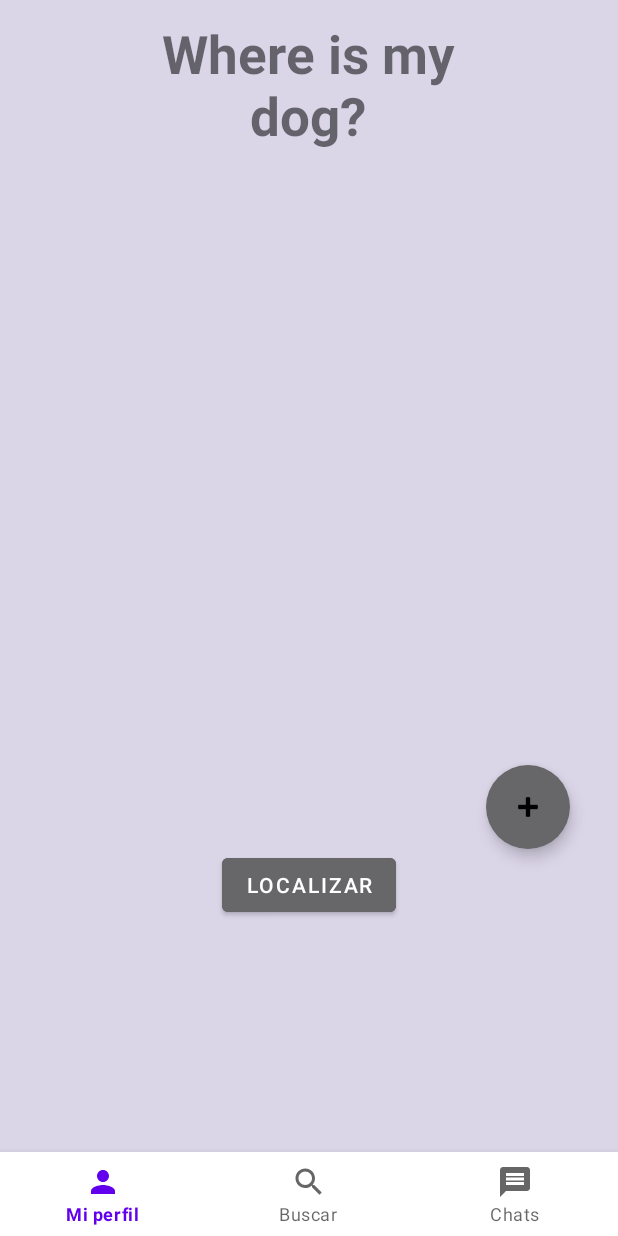
After one commit to StephanoCA/ProyectoAplicativos, an Android app: the layout activity_bottom_navigation_main.xml on its own in the app's theme, with its tools: preview values and no code run, on a phone screen of 412 x 824 dp. The commit adds this screen. Run offline under Robolectric (Android 15) with nearby library versions, the light colour scheme and no system bars.

Commit message:
BottomNavigationListar

```diff
--- /dev/null
+++ b/ProyectoAplicativos/app/src/main/java/com/upn/proyectoaplicativos/BottomNavigationMain.java
@@ -0,0 +1,14 @@
+package com.upn.proyectoaplicativos;
+
+import androidx.appcompat.app.AppCompatActivity;
+
+import android.os.Bundle;
+
+public class BottomNavigationMain extends AppCompatActivity {
+
+    @Override
+    protected void onCreate(Bundle savedInstanceState) {
+        super.onCreate(savedInstanceState);
+        setContentView(R.layout.activity_bottom_navigation_main);
+    }
+}
--- /dev/null
+++ b/ProyectoAplicativos/app/src/main/res/drawable/ic_buscar.xml
@@ -0,0 +1,5 @@
+<vector android:height="24dp" android:tint="#000000"
+    android:viewportHeight="24" android:viewportWidth="24"
+    android:width="24dp" xmlns:android="http://schemas.android.com/apk/res/android">
+    <path android:fillColor="@android:color/white" android:pathData="M15.5,14h-0.79l-0.28,-0.27C15.41,12.59 16,11.11 16,9.5 16,5.91 13.09,3 9.5,3S3,5.91 3,9.5 5.91,16 9.5,16c1.61,0 3.09,-0.59 4.23,-1.57l0.27,0.28v0.79l5,4.99L20.49,19l-4.99,-5zM9.5,14C7.01,14 5,11.99 5,9.5S7.01,5 9.5,5 14,7.01 14,9.5 11.99,14 9.5,14z"/>
+</vector>
--- /dev/null
+++ b/ProyectoAplicativos/app/src/main/res/drawable/ic_mensaje.xml
@@ -0,0 +1,5 @@
+<vector android:height="24dp" android:tint="#000000"
+    android:viewportHeight="24" android:viewportWidth="24"
+    android:width="24dp" xmlns:android="http://schemas.android.com/apk/res/android">
+    <path android:fillColor="@android:color/white" android:pathData="M20,2L4,2c-1.1,0 -1.99,0.9 -1.99,2L2,22l4,-4h14c1.1,0 2,-0.9 2,-2L22,4c0,-1.1 -0.9,-2 -2,-2zM18,14L6,14v-2h12v2zM18,11L6,11L6,9h12v2zM18,8L6,8L6,6h12v2z"/>
+</vector>
--- /dev/null
+++ b/ProyectoAplicativos/app/src/main/res/drawable/ic_perfil.xml
@@ -0,0 +1,5 @@
+<vector android:height="24dp" android:tint="#000000"
+    android:viewportHeight="24" android:viewportWidth="24"
+    android:width="24dp" xmlns:android="http://schemas.android.com/apk/res/android">
+    <path android:fillColor="@android:color/white" android:pathData="M12,12c2.21,0 4,-1.79 4,-4s-1.79,-4 -4,-4 -4,1.79 -4,4 1.79,4 4,4zM12,14c-2.67,0 -8,1.34 -8,4v2h16v-2c0,-2.66 -5.33,-4 -8,-4z"/>
+</vector>
--- /dev/null
+++ b/ProyectoAplicativos/app/src/main/res/layout/activity_bottom_navigation_main.xml
@@ -0,0 +1,69 @@
+<?xml version="1.0" encoding="utf-8"?>
+<androidx.coordinatorlayout.widget.CoordinatorLayout
+    xmlns:android="http://schemas.android.com/apk/res/android"
+    xmlns:app="http://schemas.android.com/apk/res-auto"
+    xmlns:tools="http://schemas.android.com/tools"
+    android:layout_width="match_parent"
+    android:layout_height="match_parent"
+    android:background="@color/fondoRegistro"
+    tools:context=".BottomNavigationMain">
+
+    <com.google.android.material.bottomnavigation.BottomNavigationView
+        android:layout_width="match_parent"
+        android:layout_height="wrap_content"
+        app:menu="@menu/main_menu"
+        android:layout_gravity="bottom"/>
+
+    <androidx.constraintlayout.widget.ConstraintLayout
+        android:layout_width="match_parent"
+        android:layout_height="674dp">
+
+        <TextView
+            android:id="@+id/textView"
+            android:layout_width="232dp"
+            android:layout_height="89dp"
+            android:layout_marginTop="12dp"
+            android:gravity="center"
+            android:text="Where is my dog?"
+            android:textSize="35dp"
+            android:textStyle="bold"
+            app:layout_constraintEnd_toEndOf="parent"
+            app:layout_constraintHorizontal_bias="0.497"
+            app:layout_constraintStart_toStartOf="parent"
+            app:layout_constraintTop_toTopOf="parent" />
+
+        <androidx.recyclerview.widget.RecyclerView
+            android:layout_width="match_parent"
+            android:layout_height="570dp"
+
+            app:layout_constraintBottom_toBottomOf="parent"
+            tools:layout_editor_absoluteX="0dp" />
+
+        <com.google.android.material.floatingactionbutton.FloatingActionButton
+            android:id="@+id/floatingActionButton5"
+            android:layout_width="wrap_content"
+            android:layout_height="wrap_content"
+            android:layout_marginEnd="32dp"
+            android:layout_marginBottom="108dp"
+            android:backgroundTint="@color/fondoBoton"
+            android:clickable="true"
+            app:borderWidth="0dp"
+            app:layout_constraintBottom_toBottomOf="parent"
+            app:layout_constraintEnd_toEndOf="parent"
+            app:srcCompat="@android:drawable/ic_input_add"
+            tools:ignore="SpeakableTextPresentCheck" />
+
+        <Button
+            android:id="@+id/button7"
+            android:layout_width="wrap_content"
+            android:layout_height="wrap_content"
+            android:layout_marginBottom="60dp"
+            android:backgroundTint="@color/fondoBoton"
+            android:text="Localizar"
+            app:layout_constraintBottom_toBottomOf="parent"
+            app:layout_constraintEnd_toEndOf="parent"
+            app:layout_constraintStart_toStartOf="parent" />
+
+    </androidx.constraintlayout.widget.ConstraintLayout>
+
+</androidx.coordinatorlayout.widget.CoordinatorLayout>
--- /dev/null
+++ b/ProyectoAplicativos/app/src/main/res/menu/main_menu.xml
@@ -0,0 +1,16 @@
+<?xml version="1.0" encoding="utf-8"?>
+<menu xmlns:android="http://schemas.android.com/apk/res/android">
+
+    <item android:id="@+id/menu_1"
+        android:title="Mi perfil"
+        android:icon="@drawable/ic_perfil"/>
+
+    <item android:id="@+id/menu_2"
+        android:title="Buscar"
+        android:icon="@drawable/ic_buscar"/>
+
+    <item android:id="@+id/menu_3"
+        android:title="Chats"
+        android:icon="@drawable/ic_mensaje"/>
+
+</menu>
--- a/ProyectoAplicativos/app/src/main/res/values/colors.xml
+++ b/ProyectoAplicativos/app/src/main/res/values/colors.xml
@@ -8,4 +8,5 @@
     <color name="black">#FF000000</color>
     <color name="white">#FFFFFFFF</color>
     <color name="fondoRegistro">#DBD5E8</color>
+    <color name="fondoBoton">#676668</color>
 </resources>
```
